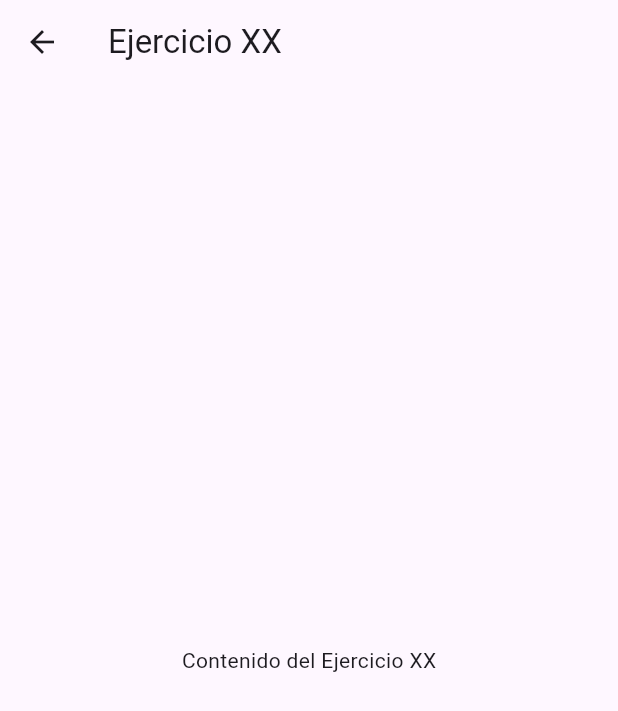
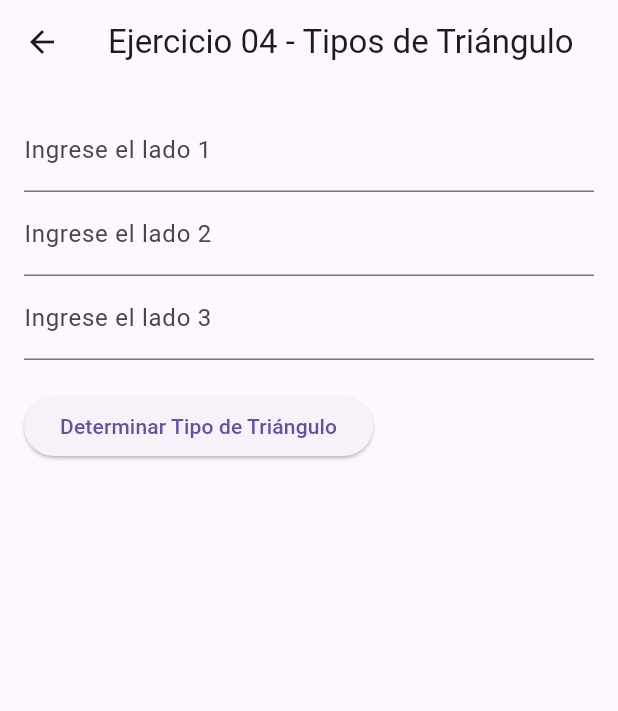
Before and after one commit to Paulfriki55/tareasAppMoviles, a Flutter app: the Ejercicio04 screen opened directly, on a phone screen of 412 x 824 dp. Shown: the top 711 px of the screen. Run offline on Flutter 3.47's test engine with Material 3 defaults, Android fonts, the phone set to English and light mode, and no system bars; our stand-ins replace google_fonts.

Commit message:
Adding exer3 ,4
Algorisms to exer 3 and 4

```diff
--- a/tarea1grupo7/lib/ejercicio04.dart
+++ b/tarea1grupo7/lib/ejercicio04.dart
@@ -1,14 +1,79 @@
 import 'package:flutter/material.dart';
 
-class Ejercicio04 extends StatelessWidget {
+class Ejercicio04 extends StatefulWidget {
+  @override
+  _Ejercicio04State createState() => _Ejercicio04State();
+}
+
+class _Ejercicio04State extends State<Ejercicio04> {
+  final _lado1Controller = TextEditingController();
+  final _lado2Controller = TextEditingController();
+  final _lado3Controller = TextEditingController();
+  String _resultado = '';
+
+  void _determinarTriangulo() {
+    setState(() {
+      final double? l1 = double.tryParse(_lado1Controller.text);
+      final double? l2 = double.tryParse(_lado2Controller.text);
+      final double? l3 = double.tryParse(_lado3Controller.text);
+
+      if (l1 == null || l2 == null || l3 == null || l1 <= 0 || l2 <= 0 || l3 <= 0) {
+        _resultado = 'Por favor, ingrese valores válidos y positivos para los lados.';
+        return;
+      }
+
+      if (l1 + l2 > l3 && l1 + l3 > l2 && l2 + l3 > l1) {
+        if (l1 == l2 && l2 == l3) {
+          _resultado = 'Los lados forman un triángulo equilátero.';
+        } else if (l1 == l2 || l1 == l3 || l2 == l3) {
+          _resultado = 'Los lados forman un triángulo isósceles.';
+        } else {
+          _resultado = 'Los lados forman un triángulo escaleno.';
+        }
+      } else {
+        _resultado = 'Los lados no forman un triángulo.';
+      }
+    });
+  }
+
   @override
   Widget build(BuildContext context) {
     return Scaffold(
       appBar: AppBar(
-        title: Text('Ejercicio XX'),
+        title: Text('Ejercicio 04 - Tipos de Triángulo'),
       ),
-      body: Center(
-        child: Text('Contenido del Ejercicio XX'),
+      body: Padding(
+        padding: EdgeInsets.all(16),
+        child: Column(
+          crossAxisAlignment: CrossAxisAlignment.start,
+          children: [
+            TextField(
+              controller: _lado1Controller,
+              keyboardType: TextInputType.number,
+              decoration: InputDecoration(labelText: 'Ingrese el lado 1'),
+            ),
+            TextField(
+              controller: _lado2Controller,
+              keyboardType: TextInputType.number,
+              decoration: InputDecoration(labelText: 'Ingrese el lado 2'),
+            ),
+            TextField(
+              controller: _lado3Controller,
+              keyboardType: TextInputType.number,
+              decoration: InputDecoration(labelText: 'Ingrese el lado 3'),
+            ),
+            SizedBox(height: 20),
+            ElevatedButton(
+              onPressed: _determinarTriangulo,
+              child: Text('Determinar Tipo de Triángulo'),
+            ),
+            SizedBox(height: 20),
+            Text(
+              _resultado,
+              style: TextStyle(fontSize: 16, color: Colors.black),
+            ),
+          ],
+        ),
       ),
     );
   }
```
Also changed, not shown: tarea1grupo7/lib/ejercicio03.dart (+78 -4 lines).
